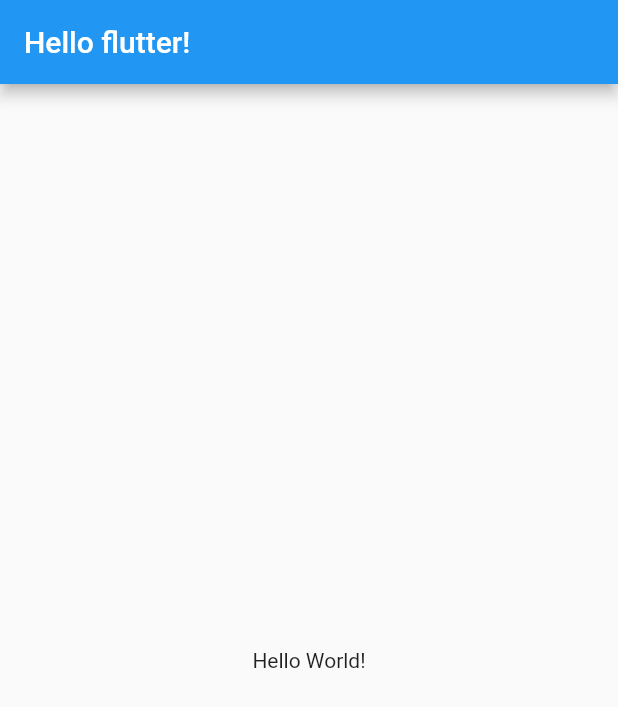
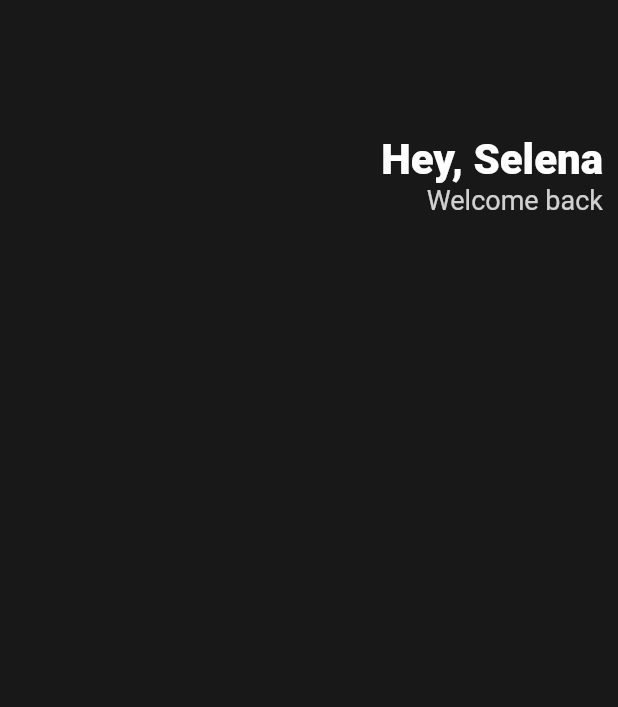
Before and after one commit to woajun/nomard_toolfix, a Flutter app: the screen it shows after launch, on a phone screen of 412 x 824 dp. Shown: the top 707 px of the screen. Run offline on Flutter 3.47's test engine with Material 2 defaults, Android fonts, the phone set to English and light mode, and no system bars.

Commit message:
add Scaffold

```diff
--- a/lib/main.dart
+++ b/lib/main.dart
@@ -9,12 +9,43 @@ class App extends StatelessWidget {
   Widget build(BuildContext context) {
     return MaterialApp(
       home: Scaffold(
-          appBar: AppBar(
-            title: Text('Hello flutter!'),
+        backgroundColor: Color(0xFF181818),
+        body: Padding(
+          padding: EdgeInsets.all(10),
+          child: Column(
+            children: [
+              SizedBox(
+                height: 80,
+              ),
+              Row(
+                mainAxisAlignment: MainAxisAlignment.end,
+                children: [
+                  Column(
+                    crossAxisAlignment: CrossAxisAlignment.end,
+                    children: [
+                      Text(
+                        'Hey, Selena',
+                        style: TextStyle(
+                          color: Colors.white,
+                          fontSize: 28,
+                          fontWeight: FontWeight.w800,
+                        ),
+                      ),
+                      Text(
+                        'Welcome back',
+                        style: TextStyle(
+                          color: Colors.white.withOpacity(0.8),
+                          fontSize: 18,
+                        ),
+                      ),
+                    ],
+                  )
+                ],
+              )
+            ],
           ),
-          body: Center(
-            child: Text('Hello World!'),
-          )),
+        ),
+      ),
     );
   }
 }
```
